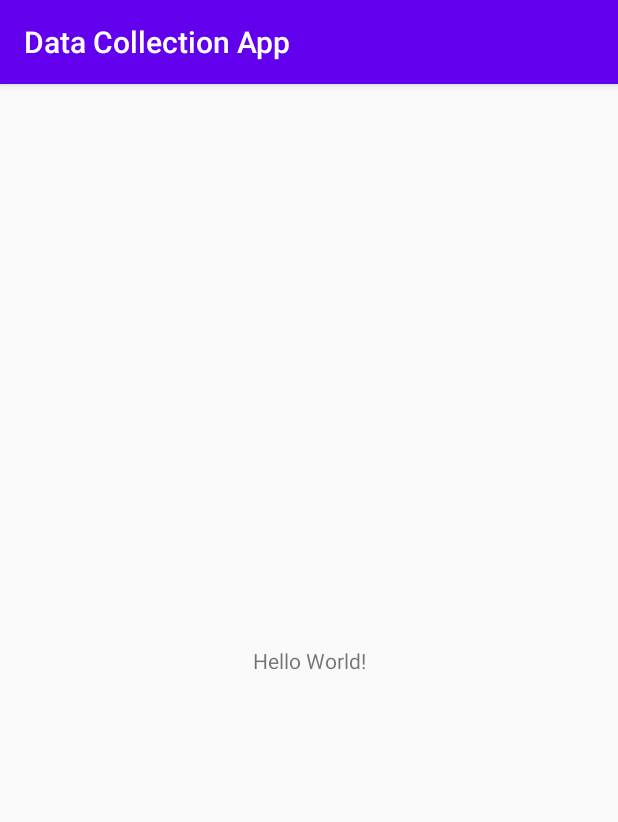
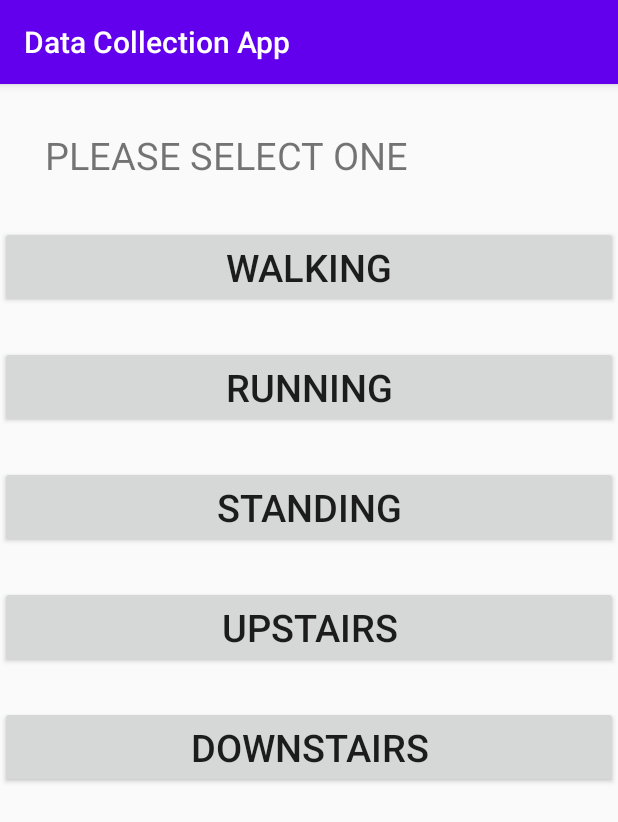
Before and after one commit to gdscnitp/Human-Activity-Recognition-using-Smartphone, an Android app: the screen it shows after launch (MainActivity), on a phone screen of 412 x 824 dp. Shown: the top 822 px of the screen. Run offline under Robolectric (Android 15) with nearby library versions, the phone set to English and light mode, and no system bars; 1 statement that could not run was skipped.

Commit message:
just added required buttons

```diff
--- a/DataCollectionApp/app/src/main/res/layout/activity_main.xml
+++ b/DataCollectionApp/app/src/main/res/layout/activity_main.xml
@@ -1,19 +1,64 @@
 <?xml version="1.0" encoding="utf-8"?>
-<androidx.constraintlayout.widget.ConstraintLayout xmlns:android="http://schemas.android.com/apk/res/android"
+<LinearLayout xmlns:android="http://schemas.android.com/apk/res/android"
     xmlns:app="http://schemas.android.com/apk/res-auto"
     xmlns:tools="http://schemas.android.com/tools"
     android:layout_width="match_parent"
     android:layout_height="match_parent"
+    android:orientation="vertical"
     tools:context=".MainActivity">
+    <TextView
+        android:layout_width="match_parent"
+        android:layout_height="wrap_content"
+        android:layout_marginTop="30dp"
+        android:textSize="25dp"
+        android:text="PLEASE SELECT ONE"
+        android:layout_marginLeft="30dp"
+        />
 
-    <TextView
-        android:id="@+id/tv"
-        android:layout_width="wrap_content"
+   <Button
+       android:id="@+id/walking"
+       android:layout_marginTop="30dp"
+       android:layout_width="match_parent"
+       android:layout_height="wrap_content"
+       android:text="Walking"
+       android:textSize="25dp"
+
+       />
+
+    <Button
+        android:id="@+id/running"
+        android:layout_width="match_parent"
         android:layout_height="wrap_content"
-        android:text="Hello World!"
-        app:layout_constraintBottom_toBottomOf="parent"
-        app:layout_constraintLeft_toLeftOf="parent"
-        app:layout_constraintRight_toRightOf="parent"
-        app:layout_constraintTop_toTopOf="parent" />
+        android:text="RUNNING"
+        android:textSize="25dp"
+        android:layout_marginTop="25dp"
+        />
 
-</androidx.constraintlayout.widget.ConstraintLayout>
+    <Button
+        android:id="@+id/standing"
+        android:layout_width="match_parent"
+        android:layout_height="wrap_content"
+        android:text="STANDING"
+        android:textSize="25dp"
+        android:layout_marginTop="25dp"
+        />
+
+    <Button
+        android:id="@+id/upstairs"
+        android:layout_width="match_parent"
+        android:layout_height="wrap_content"
+        android:text="UPSTAIRS"
+        android:textSize="25dp"
+        android:layout_marginTop="25dp"
+        />
+
+    <Button
+        android:id="@+id/downstairs"
+        android:layout_width="match_parent"
+        android:layout_height="wrap_content"
+        android:text="DOWNSTAIRS"
+        android:textSize="25dp"
+        android:layout_marginTop="25dp"
+        />
+
+</LinearLayout>
```
